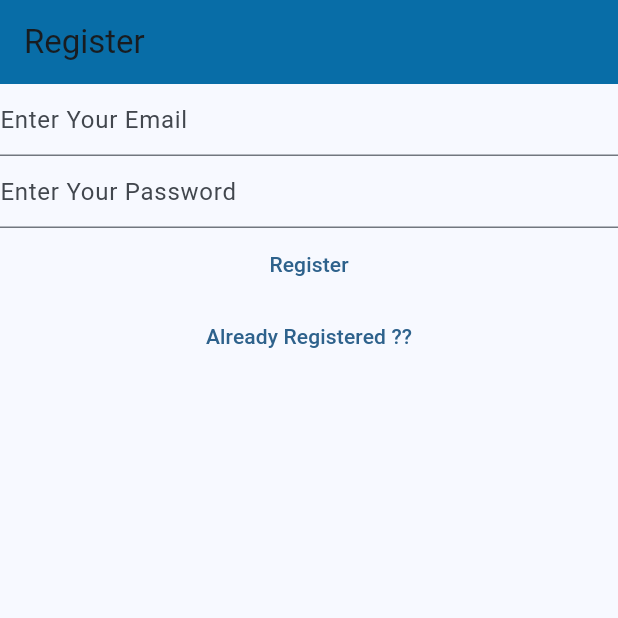
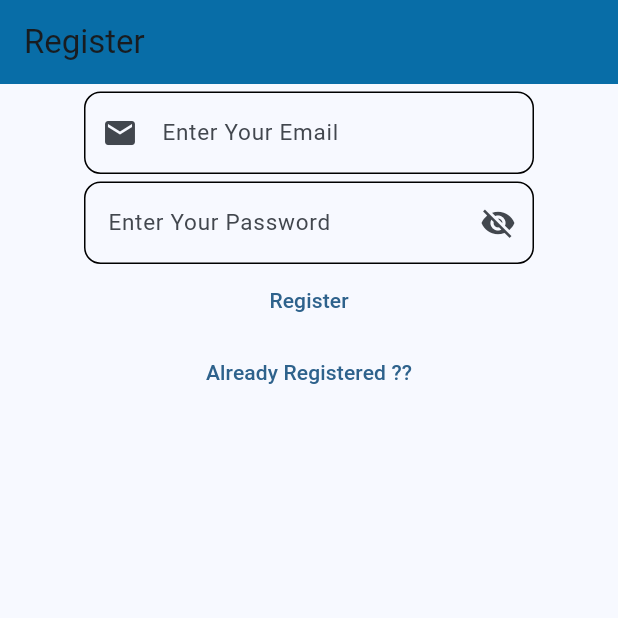
Before and after one commit to Archit-Gupta-CSE/App, a Flutter app: the screen it shows after launch, after a tap on "Not Registered Yet? Register Here!", on a phone screen of 412 x 824 dp, the top half of it. Run offline on Flutter 3.47's test engine with Material 3 defaults, Android fonts, the phone set to English and light mode, and no system bars; our stand-ins replace firebase_auth, firebase_core, geolocator, sensors; accounts and stored records are empty; network calls fail.

```diff
--- a/my_app1/lib/views/login_view.dart
+++ b/my_app1/lib/views/login_view.dart
@@ -32,6 +32,7 @@ class _LoginViewState extends State<LoginView> {
     super.dispose();
   }
 
+  bool _obscureText = true;
   @override
   Widget build(BuildContext context) {
     return Scaffold(
@@ -41,19 +42,74 @@ class _LoginViewState extends State<LoginView> {
       ),
       body: Column(
         children: [
-          TextField(
+          Container(
+            height: 5,
+          ),
+          Center(
+            child: SizedBox(
+              width: 300.0,
+              child: TextField(
                 controller: _email,
-            decoration: const InputDecoration(hintText: 'Enter Your Email'),
+                decoration: InputDecoration(
+                  hintText: 'Enter Your Email',
+                  enabledBorder: OutlineInputBorder(
+                    borderRadius: BorderRadius.circular(11),
+                  ),
+                  focusedBorder: OutlineInputBorder(
+                    borderRadius: BorderRadius.circular(11),
+                    borderSide: const BorderSide(
+                      color: Color.fromARGB(255, 208, 92, 34),
+                      width: 2,
+                    ),
+                  ),
+                  prefixIcon: const Icon(
+                    Icons.email,
+                  ),
+                ),
                 enableSuggestions: true,
                 autocorrect: false,
                 keyboardType: TextInputType.emailAddress,
+                style: const TextStyle(
+                    fontSize: 15.0, height: 1.5, color: Colors.black),
               ),
-          TextField(
+            ),
+          ),
+          Container(
+            height: 5,
+          ),
+          Center(
+            child: SizedBox(
+              width: 300.0,
+              child: TextField(
                 controller: _password,
-            obscureText: true,
+                obscureText: _obscureText,
                 enableSuggestions: false,
                 autocorrect: false,
-            decoration: const InputDecoration(hintText: 'Enter Your Password'),
+                decoration: InputDecoration(
+                    hintText: 'Enter Your Password',
+                    enabledBorder: OutlineInputBorder(
+                      borderRadius: BorderRadius.circular(11),
+                    ),
+                    focusedBorder: OutlineInputBorder(
+                        borderRadius: BorderRadius.circular(11),
+                        borderSide: const BorderSide(
+                          color: Color.fromARGB(255, 208, 92, 34),
+                          width: 2,
+                        )),
+                    suffixIcon: IconButton(
+                      icon: Icon(_obscureText
+                          ? Icons.visibility_off
+                          : Icons.visibility),
+                      onPressed: () {
+                        setState(() {
+                          _obscureText = !_obscureText;
+                        });
+                      },
+                    )),
+                style: const TextStyle(
+                    fontSize: 15.0, height: 1.5, color: Colors.black),
+              ),
+            ),
           ),
           TextButton(
             onPressed: () async {
--- a/my_app1/lib/views/register_view.dart
+++ b/my_app1/lib/views/register_view.dart
@@ -30,6 +30,7 @@ class _RegisterViewState extends State<RegisterView> {
     super.dispose();
   }
 
+  bool _obscureText = true;
   @override
   Widget build(BuildContext context) {
     return Scaffold(
@@ -39,19 +40,74 @@ class _RegisterViewState extends State<RegisterView> {
       ),
       body: Column(
         children: [
-          TextField(
+          Container(
+            height: 5,
+          ),
+          Center(
+            child: SizedBox(
+              width: 300.0,
+              child: TextField(
                 controller: _email,
-            decoration: const InputDecoration(hintText: 'Enter Your Email'),
+                decoration: InputDecoration(
+                  hintText: 'Enter Your Email',
+                  enabledBorder: OutlineInputBorder(
+                    borderRadius: BorderRadius.circular(11),
+                  ),
+                  focusedBorder: OutlineInputBorder(
+                    borderRadius: BorderRadius.circular(11),
+                    borderSide: const BorderSide(
+                      color: Color.fromARGB(255, 208, 92, 34),
+                      width: 2,
+                    ),
+                  ),
+                  prefixIcon: const Icon(
+                    Icons.email,
+                  ),
+                ),
                 enableSuggestions: true,
                 autocorrect: false,
                 keyboardType: TextInputType.emailAddress,
+                style: const TextStyle(
+                    fontSize: 15.0, height: 1.5, color: Colors.black),
               ),
-          TextField(
+            ),
+          ),
+          Container(
+            height: 5,
+          ),
+          Center(
+            child: SizedBox(
+              width: 300.0,
+              child: TextField(
                 controller: _password,
-            obscureText: true,
+                obscureText: _obscureText,
                 enableSuggestions: false,
                 autocorrect: false,
-            decoration: const InputDecoration(hintText: 'Enter Your Password'),
+                decoration: InputDecoration(
+                    hintText: 'Enter Your Password',
+                    enabledBorder: OutlineInputBorder(
+                      borderRadius: BorderRadius.circular(11),
+                    ),
+                    focusedBorder: OutlineInputBorder(
+                        borderRadius: BorderRadius.circular(11),
+                        borderSide: const BorderSide(
+                          color: Color.fromARGB(255, 208, 92, 34),
+                          width: 2,
+                        )),
+                    suffixIcon: IconButton(
+                      icon: Icon(_obscureText
+                          ? Icons.visibility_off
+                          : Icons.visibility),
+                      onPressed: () {
+                        setState(() {
+                          _obscureText = !_obscureText;
+                        });
+                      },
+                    )),
+                style: const TextStyle(
+                    fontSize: 15.0, height: 1.5, color: Colors.black),
+              ),
+            ),
           ),
           TextButton(
             onPressed: () async {
--- a/my_app1/pubspec.yaml
+++ b/my_app1/pubspec.yaml
@@ -1,5 +1,5 @@
 name: my_app1
-description: "A new Flutter project."
+description: 'A new Flutter project.'
 # The following line prevents the package from being accidentally published to
 # pub.dev using `flutter pub publish`. This is preferred for private packages.
 publish_to: 'none' # Remove this line if you wish to publish to pub.dev
@@ -30,7 +30,8 @@ environment:
 dependencies:
   flutter:
     sdk: flutter
-
+  sensors: ^2.0.3
+  geolocator: ^10.1.0
 
   # The following adds the Cupertino Icons font to your application.
   # Use with the CupertinoIcons class for iOS style icons.
@@ -57,7 +58,6 @@ dev_dependencies:
 
 # The following section is specific to Flutter packages.
 flutter:
-
   # The following line ensures that the Material Icons font is
   # included with your application, so that you can use the icons in
   # the material Icons class.
```
Also changed, not shown: sensor_app/analysis_options.yaml (added, +28 -0 lines), sensor_app/lib/main.dart (added, +124 -0 lines), sensor_app/pubspec.yaml (added, +90 -0 lines), my_app1/pubspec.lock, sensor_app/pubspec.lock (added), 129 other files. Lines whose indentation alone changed are shown as unchanged.
